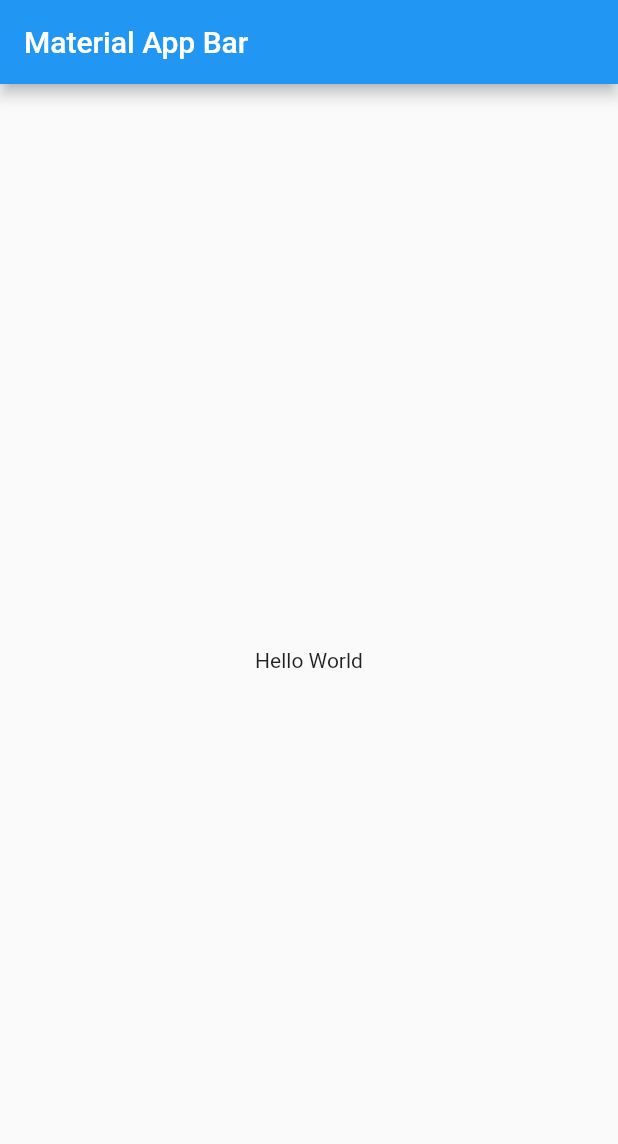
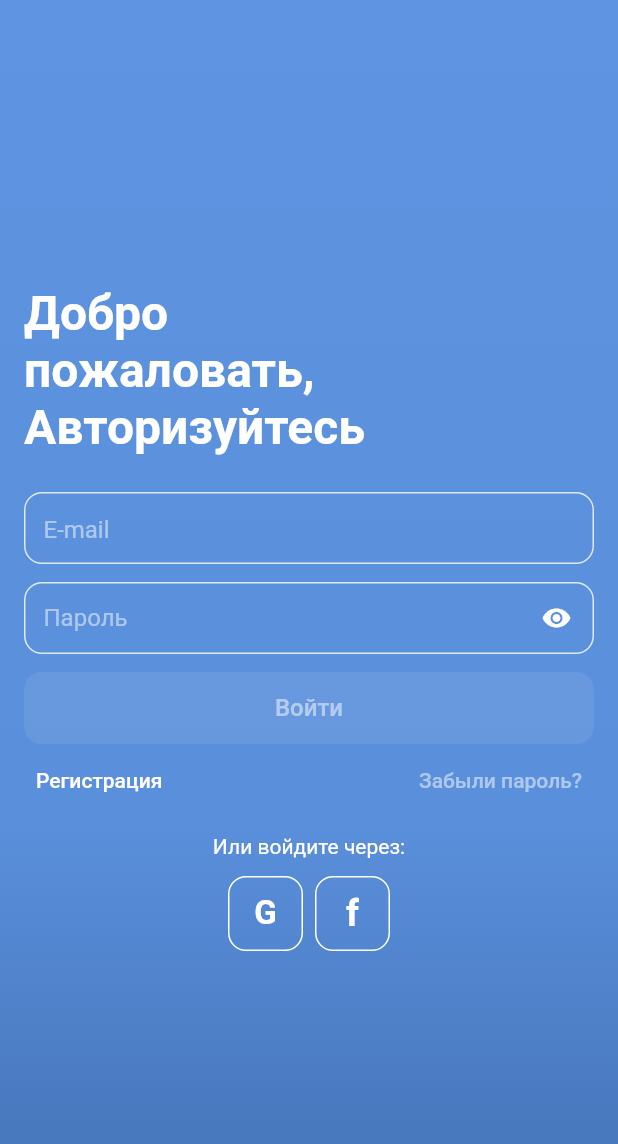
Before and after one commit to 1n8e/yoko_test_project, a Flutter app: the screen it shows after launch, on a phone screen of 412 x 824 dp. Shown: the top 1144 px of the screen. Run offline on Flutter 3.47's test engine with Material 2 defaults, Android fonts, the phone set to English and light mode, and no system bars; our stand-ins replace bloc, dio, flutter_bloc, get_it, hive, hive_flutter; accounts and stored records are empty.

Commit message:
feat: make authorization screen

```diff
--- /dev/null
+++ b/lib/bloc/auth/auth_cubit.dart
@@ -0,0 +1,20 @@
+import 'package:bloc/bloc.dart';
+import 'package:hive_flutter/hive_flutter.dart';
+import 'package:meta/meta.dart';
+import 'package:yoko_test_project/data/auth/datasource.dart';
+
+part 'auth_state.dart';
+
+class AuthCubit extends Cubit<AuthState> {
+  final AuthDataSource datasource;
+  final Box tokens;
+
+  AuthCubit(this.datasource, this.tokens) : super(AuthInitial());
+
+  void logIn(String email, String password) async {
+    emit(CheckAuth());
+    await datasource.logIn(email, password);
+    final access = tokens.get('access');
+    access != null ? emit(SuccessAuth()) : emit(FailureAuth());
+  }
+}
--- /dev/null
+++ b/lib/bloc/auth/auth_state.dart
@@ -0,0 +1,12 @@
+part of 'auth_cubit.dart';
+
+@immutable
+abstract class AuthState {}
+
+class AuthInitial extends AuthState {}
+
+class CheckAuth extends AuthState {}
+
+class SuccessAuth extends AuthState {}
+
+class FailureAuth extends AuthState {}
--- /dev/null
+++ b/lib/const/colors.dart
@@ -0,0 +1,23 @@
+import 'package:flutter/material.dart';
+
+class ConstColors {
+
+  static final fieldBorderColor = Color(0xffFFFFFF).withOpacity(.8);
+
+  static final buttonColor = Color(0xffFFFFFF);
+
+  static const bgLinearGradien = LinearGradient(
+    colors: [
+      Color(0xff5E94E1),
+      Color(0xff5C91DE),
+      Color(0xff5A8FDB),
+      Color(0xff4271B5),
+    ],
+    begin: Alignment.topCenter,
+    end: Alignment.bottomCenter,
+  );
+
+  static const buttonLinearGradient = LinearGradient(
+    colors: [Color(0xff4D42B5), Color(0xff5E94E1)],
+  );
+}
--- /dev/null
+++ b/lib/const/text_styles.dart
@@ -0,0 +1,30 @@
+import 'package:flutter/cupertino.dart';
+
+class ConstTextStyles {
+  static const mainTitle = TextStyle(
+    fontSize: 32,
+    color: Color(0xffFFFFFF),
+    fontWeight: FontWeight.bold,
+  );
+
+  static final formHint = TextStyle(
+    fontSize: 16,
+    color: Color(0xffFFFFFF).withOpacity(.5),
+  );
+
+  static const cardTitle = TextStyle(
+    fontSize: 21,
+    color: Color(0xffFFFFFF),
+    fontWeight: FontWeight.bold,
+  );
+
+  static const cardSubtitle = TextStyle(
+    fontSize: 16,
+    color: Color(0xffFFFFFF),
+  );
+
+  static const mainText = TextStyle(
+    fontSize: 14,
+    color: Color(0xff131313),
+  );
+}
--- /dev/null
+++ b/lib/core/base_url.dart
@@ -0,0 +1 @@
+const String BASE_URL = "https://api.shymbulak-dev.com";
--- /dev/null
+++ b/lib/core/injections.dart
@@ -0,0 +1,24 @@
+import 'package:dio/dio.dart';
+import 'package:get_it/get_it.dart';
+import 'package:hive_flutter/hive_flutter.dart';
+import 'package:yoko_test_project/bloc/auth/auth_cubit.dart';
+import 'package:yoko_test_project/core/base_url.dart';
+import 'package:yoko_test_project/data/auth/datasource.dart';
+
+final getIt = GetIt.instance;
+
+void setupInjections() {
+  getIt.registerFactory<Dio>(
+    () => Dio(
+      BaseOptions(
+        baseUrl: BASE_URL,
+      ),
+    ),
+  );
+
+  getIt.registerLazySingleton<Box>(() => Hive.box('tokens'));
+
+  getIt.registerFactory<AuthDataSource>(() => AuthDataSource(getIt(), getIt()));
+
+  getIt.registerFactory<AuthCubit>(() => AuthCubit(getIt(), getIt()));
+}
--- /dev/null
+++ b/lib/data/auth/datasource.dart
@@ -0,0 +1,25 @@
+import 'package:dio/dio.dart';
+import 'package:hive/hive.dart';
+
+class AuthDataSource {
+  final Box tokens;
+  final Dio dio;
+
+  AuthDataSource(this.tokens, this.dio);
+
+  Future<Response> logIn(String email, String password) async {
+    Response response = await dio.post(
+        '/user-service/auth/login',
+        data: {
+          'email': email,
+          'password': password,
+        }
+    );
+
+    if (response.statusCode == 200) {
+      tokens.put('access', response.data['accessToken']);
+    }
+
+    return response;
+  }
+}
--- a/lib/main.dart
+++ b/lib/main.dart
@@ -1,21 +1,26 @@
 import 'package:flutter/material.dart';
+import 'package:yoko_test_project/bloc/auth/auth_cubit.dart';
+import 'package:yoko_test_project/core/injections.dart';
+import 'package:hive_flutter/hive_flutter.dart';
+import 'package:flutter_bloc/flutter_bloc.dart';
+import 'package:yoko_test_project/ui/auth/auth_screen.dart';
 
-void main() => runApp(MyApp());
+void main() async {
+  await Hive.initFlutter();
+  await Hive.openBox('tokens');
+  setupInjections();
+  runApp(MyApp());
+}
 
 class MyApp extends StatelessWidget {
   @override
   Widget build(BuildContext context) {
-    return MaterialApp(
-      title: 'Material App',
-      home: Scaffold(
-        appBar: AppBar(
-          title: Text('Material App Bar'),
-        ),
-        body: Center(
-          child: Container(
-            child: Text('Hello World'),
-          ),
-        ),
+    return MultiBlocProvider(
+      providers: [
+        BlocProvider<AuthCubit>(create: (_) => getIt<AuthCubit>()),
+      ],
+      child: MaterialApp(
+        home: AuthScreen(),
       ),
     );
   }
--- /dev/null
+++ b/lib/ui/auth/auth_screen.dart
@@ -0,0 +1,209 @@
+import 'package:flutter/material.dart';
+import 'package:flutter_bloc/flutter_bloc.dart';
+import 'package:yoko_test_project/bloc/auth/auth_cubit.dart';
+import 'package:yoko_test_project/const/colors.dart';
+import 'package:yoko_test_project/const/text_styles.dart';
+import 'package:yoko_test_project/ui/main/main_screen.dart';
+
+class AuthScreen extends StatefulWidget {
+  const AuthScreen({Key? key}) : super(key: key);
+
+  @override
+  State<AuthScreen> createState() => _AuthScreenState();
+}
+
+class _AuthScreenState extends State<AuthScreen> {
+  final TextEditingController email = TextEditingController();
+  final TextEditingController password = TextEditingController();
+  bool isObscure = true;
+
+  bool get validator => email.text.isNotEmpty && password.text.isNotEmpty;
+
+  @override
+  Widget build(BuildContext context) {
+    return BlocListener<AuthCubit, AuthState>(
+      listener: (context, state) {
+        if (state is SuccessAuth) {
+          Navigator.pushReplacement(
+              context, MaterialPageRoute(builder: (_) => const MainScreen()));
+        }
+      },
+      child: Scaffold(
+        body: Container(
+          padding: const EdgeInsets.symmetric(horizontal: 16),
+          width: double.maxFinite,
+          decoration:
+              const BoxDecoration(gradient: ConstColors.bgLinearGradien),
+          child: Column(
+            mainAxisAlignment: MainAxisAlignment.center,
+            crossAxisAlignment: CrossAxisAlignment.start,
+            children: [
+              Text(
+                'Добро\nпожаловать,\nАвторизуйтесь',
+                style: ConstTextStyles.mainTitle.copyWith(height: 1.2),
+              ),
+              const SizedBox(height: 24),
+              Container(
+                alignment: Alignment.center,
+                padding: const EdgeInsets.only(left: 12),
+                height: 48,
+                decoration: BoxDecoration(
+                  border: Border.all(
+                    color: ConstColors.fieldBorderColor,
+                  ),
+                  borderRadius: BorderRadius.circular(12),
+                ),
+                child: TextFormField(
+                  controller: email,
+                  style: ConstTextStyles.cardSubtitle,
+                  onChanged: (String value) {
+                    setState(() {});
+                  },
+                  decoration: InputDecoration(
+                    border: InputBorder.none,
+                    hintText: 'E-mail',
+                    hintStyle: ConstTextStyles.formHint,
+                  ),
+                ),
+              ),
+              const SizedBox(height: 12),
+              Container(
+                alignment: Alignment.center,
+                height: 48,
+                padding: const EdgeInsets.only(left: 12),
+                decoration: BoxDecoration(
+                  border: Border.all(
+                    color: ConstColors.fieldBorderColor,
+                  ),
+                  borderRadius: BorderRadius.circular(12),
+                ),
+                child: TextFormField(
+                  obscureText: isObscure,
+                  controller: password,
+                  style: ConstTextStyles.cardSubtitle,
+                  onChanged: (String value) {
+                    setState(() {});
+                  },
+                  decoration: InputDecoration(
+                    suffixIcon: IconButton(
+                      padding: EdgeInsets.zero,
+                      onPressed: () {
+                        setState(() {
+                          isObscure = !isObscure;
+                        });
+                      },
+                      icon: const Icon(
+                        Icons.visibility,
+                        size: 20,
+                        color: Colors.white,
+                      ),
+                    ),
+                    border: InputBorder.none,
+                    hintText: 'Пароль',
+                    hintStyle: ConstTextStyles.formHint,
+                  ),
+                ),
+              ),
+              const SizedBox(height: 12),
+              ClipRRect(
+                borderRadius: BorderRadius.circular(12),
+                child: ElevatedButton(
+                  style: ButtonStyle(
+                      backgroundColor: MaterialStateProperty.all(
+                        validator
+                            ? ConstColors.buttonColor
+                            : const Color(0xffFFFFFF).withOpacity(.08),
+                      ),
+                      minimumSize: MaterialStateProperty.all(
+                          const Size(double.maxFinite, 48))),
+                  onPressed: validator
+                      ? () {
+                          context
+                              .read<AuthCubit>()
+                              .logIn(email.text, password.text);
+                        }
+                      : null,
+                  child: Text(
+                    'Войти',
+                    style: validator
+                        ? ConstTextStyles.cardSubtitle.copyWith(
+                            color: const Color(0xff4271B5),
+                          )
+                        : ConstTextStyles.formHint,
+                  ),
+                ),
+              ),
+              Row(
+                mainAxisAlignment: MainAxisAlignment.spaceBetween,
+                children: [
+                  TextButton(
+                      onPressed: () {},
+                      child: Text(
+                        'Регистрация',
+                        style:
+                            ConstTextStyles.cardSubtitle.copyWith(fontSize: 14),
+                      )),
+                  TextButton(
+                      onPressed: () {},
+                      child: Text('Забыли пароль?',
+                          style:
+                              ConstTextStyles.formHint.copyWith(fontSize: 14))),
+                ],
+              ),
+              const SizedBox(height: 12),
+              Center(
+                child: Text(
+                  'Или войдите через:',
+                  style: ConstTextStyles.cardSubtitle.copyWith(fontSize: 14),
+                ),
+              ),
+              const SizedBox(height: 12),
+              Row(
+                mainAxisAlignment: MainAxisAlignment.center,
+                children: [
+                  Container(
+                    width: 50,
+                    height: 50,
+                    decoration: BoxDecoration(
+                        border: Border.all(color: ConstColors.buttonColor),
+                        borderRadius: BorderRadius.circular(12)),
+                    child: ClipRRect(
+                      borderRadius: BorderRadius.circular(12),
+                      child: TextButton(
+                        onPressed: () {},
+                        child: Text(
+                          'G',
+                          style:
+                              ConstTextStyles.mainTitle.copyWith(fontSize: 22),
+                        ),
+                      ),
+                    ),
+                  ),
+                  const SizedBox(width: 8),
+                  Container(
+                    width: 50,
+                    height: 50,
+                    decoration: BoxDecoration(
+                        border: Border.all(color: ConstColors.buttonColor),
+                        borderRadius: BorderRadius.circular(12)),
+                    child: ClipRRect(
+                      borderRadius: BorderRadius.circular(12),
+                      child: TextButton(
+                        onPressed: () {},
+                        child: Text(
+                          'f',
+                          style:
+                              ConstTextStyles.mainTitle.copyWith(fontSize: 24),
+                        ),
+                      ),
+                    ),
+                  ),
+                ],
+              )
+            ],
+          ),
+        ),
+      ),
+    );
+  }
+}
--- a/pubspec.yaml
+++ b/pubspec.yaml
@@ -19,6 +19,7 @@ dependencies:
   get_it: ^7.2.0
   bloc: ^8.1.0
   hive: ^2.2.3
+  hive_flutter: ^1.1.0
 
 dev_dependencies:
   flutter_test:
@@ -27,6 +28,7 @@ dev_dependencies:
   flutter_lints: ^2.0.0
 
 flutter:
+  uses-material-design: true
 
 
   # assets:
```
Also changed, not shown: pubspec.lock.
